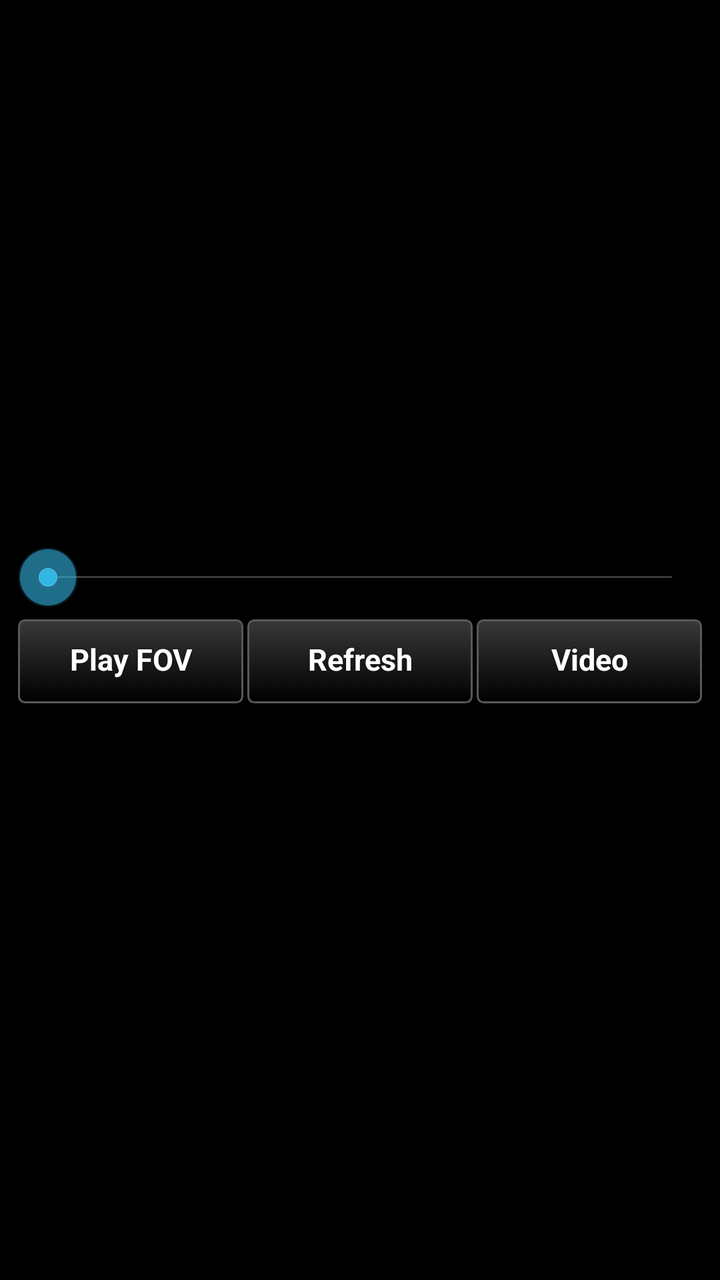
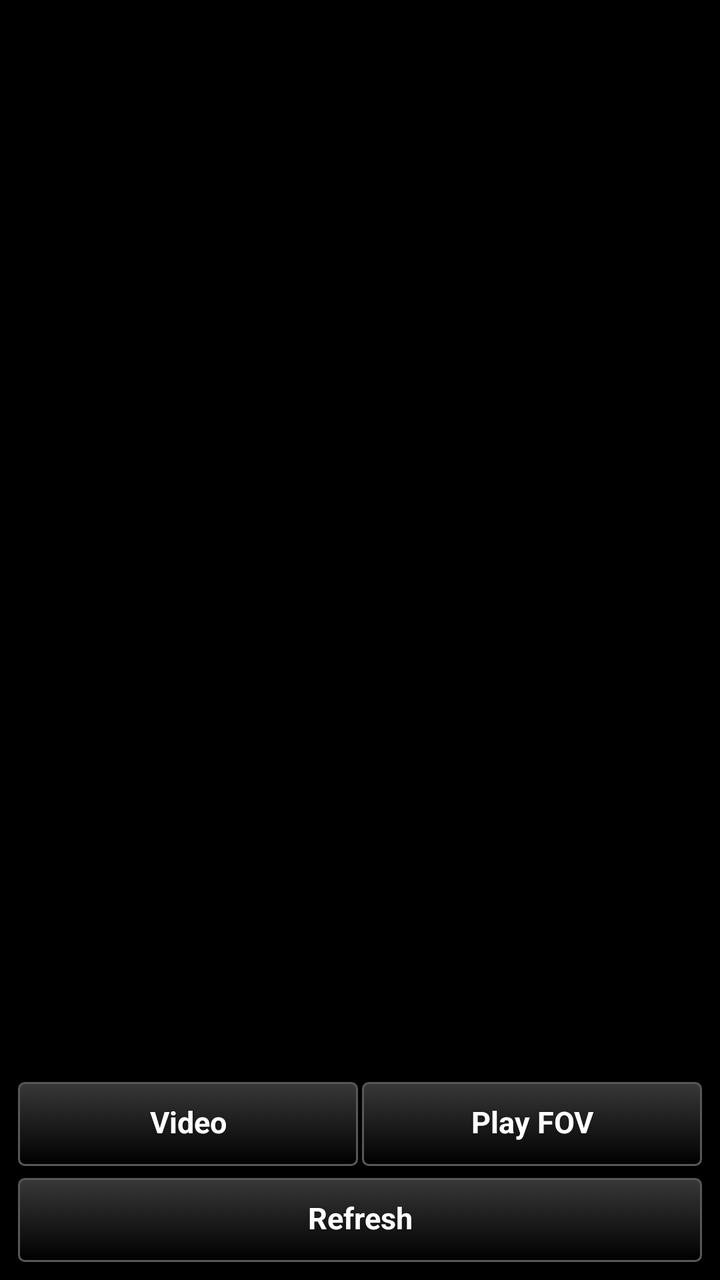

Screens rendered from an Android XML layout before and after an edit, with the pre-edit source and the edit as a unified diff.
<!-- AndroidManifest.xml: application theme AppTheme -->
<!-- res/layout/camera_detail.xml -->
<?xml version="1.0" encoding="utf-8"?>
<LinearLayout xmlns:android="http://schemas.android.com/apk/res/android"
    android:layout_width="match_parent"
    android:layout_height="wrap_content"
    android:orientation="vertical"
    android:padding="8dp">

    <TextView
        android:id="@+id/info"
        android:layout_width="match_parent"
        android:layout_height="wrap_content"
        android:textSize="12sp"
        android:paddingBottom="6dp" />

    <ImageView
        android:id="@+id/image"
        android:layout_width="match_parent"
        android:layout_height="220dp"
        android:adjustViewBounds="true"
        android:scaleType="fitCenter"
        android:contentDescription="@string/camera_image" />

    <TextView
        android:id="@+id/range_label"
        android:layout_width="match_parent"
        android:layout_height="wrap_content"
        android:textSize="12sp"
        android:paddingTop="6dp" />

    <SeekBar
        android:id="@+id/range"
        android:layout_width="match_parent"
        android:layout_height="wrap_content"
        android:max="50" />

    <LinearLayout
        android:layout_width="match_parent"
        android:layout_height="wrap_content"
        android:orientation="horizontal"
        android:paddingTop="4dp">

        <Button
        style="@style/TakwerxButton"
            android:id="@+id/play"
            android:layout_width="0dp"
            android:layout_weight="1"
            android:layout_height="wrap_content"
            android:text="@string/play_fov" />

        <Button
        style="@style/TakwerxButton"
            android:id="@+id/refresh"
            android:layout_width="0dp"
            android:layout_weight="1"
            android:layout_height="wrap_content"
            android:text="@string/refresh_image" />

        
        <Button
            style="@style/TakwerxButton"
            android:id="@+id/goto_cam"
            android:layout_width="0dp"
            android:layout_weight="1"
            android:layout_height="wrap_content"
            android:visibility="gone"
            android:text="Go to" />

        <Button
            style="@style/TakwerxButton"
            android:id="@+id/close_pane"
            android:layout_width="0dp"
            android:layout_weight="1"
            android:layout_height="wrap_content"
            android:visibility="gone"
            android:text="Close" />

        <Button
        style="@style/TakwerxButton"
            android:id="@+id/video"
            android:layout_width="0dp"
            android:layout_weight="1"
            android:layout_height="wrap_content"
            android:text="Video" />
    </LinearLayout>

</LinearLayout>
<!-- resources referenced by this layout -->
<resources>
  <string name="camera_image">Camera image</string>
  <string name="play_fov">Play FOV</string>
  <string name="refresh_image">Refresh</string>
  <style name="TakwerxButton" parent="@style/darkButton">
          <item name="android:paddingLeft">12dp</item>
          <item name="android:paddingRight">12dp</item>
          <item name="android:paddingTop">6dp</item>
          <item name="android:paddingBottom">8dp</item>
          <item name="android:minHeight">44dp</item>
          <item name="android:minWidth">0dp</item>
          <item name="android:textSize">15sp</item>
          <item name="android:singleLine">true</item>
          <item name="android:ellipsize">end</item>
      </style>
  <style name="AppTheme" parent="@android:style/Theme.Holo">
          <item name="android:buttonStyle">@android:style/Widget.Button</item>
          <item name="android:imageButtonStyle">@android:style/Widget.Button</item>
          <item name="android:buttonStyleToggle">@android:style/Widget.Button</item>
          <item name="android:spinnerStyle">@style/ATAKSpinner</item>
          <item name="android:spinnerItemStyle">@style/ATAKSpinnerItem</item>
          <item name="android:editTextStyle">@style/ATAKEditText</item>
      </style>
  <style name="darkButton" parent="@android:style/Widget.Button">
          <item name="android:background">@drawable/btn_gray</item>
          <item name="android:shadowColor">@color/darker_gray</item>
          <item name="android:shadowDy">1</item>
          <item name="android:shadowRadius">2</item>
          <item name="android:textColor">@color/white</item>
          <item name="android:textStyle">bold</item>
          <item name="android:paddingTop">0dp</item>
          <item name="android:paddingBottom">3dp</item>
          <item name="android:textSize">@dimen/fontSize</item>
      </style>
  <style name="ATAKSpinner" parent="@android:style/Widget.Spinner">
          <item name="android:spinnerMode">dialog</item>
      </style>
  <style name="ATAKSpinnerItem">
          <item name="android:textColor">@android:color/white</item>
          <item name="android:dropDownVerticalOffset">0dip</item>
          <item name="android:dropDownHorizontalOffset">0dip</item>
          <item name="android:dropDownWidth">wrap_content</item>
          <item name="android:gravity">left|center_vertical</item>
      </style>
  <style name="ATAKEditText" parent="@android:style/Widget.EditText">
          
          
  
          
          <item name="android:imeOptions">flagNoFullscreen</item>
      </style>
  <color name="darker_gray">#121212</color>
  <color name="white">#ffffff</color>
  <dimen name="fontSize">14sp</dimen>
  <!-- drawable new_dark_button_disabled (drawable) -->
  <?xml version="1.0" encoding="utf-8"?>
  <layer-list xmlns:android="http://schemas.android.com/apk/res/android">
      <item android:bottom="1dp" android:right="1dp" android:left="1dp" android:top="1dp">
          <shape android:shape="rectangle">
              <corners android:radius="3dp" />
              <stroke
                  android:width="1dp"
                  android:color="#484848" />
              <solid android:color="#484848" />
          </shape>
      </item>
  </layer-list>
  <!-- drawable new_dark_button_bg (drawable) -->
  <?xml version="1.0" encoding="utf-8"?>
  <layer-list xmlns:android="http://schemas.android.com/apk/res/android">
      <item android:bottom="1dp" android:right="1dp" android:left="1dp" android:top="1dp">
          <shape android:shape="rectangle">
              <corners android:radius="3dp" />
              <stroke
                  android:width="1dp"
                  android:color="#585858" />
              <gradient
                  android:startColor="#000000"
                  android:endColor="#383838"
                  android:angle="90"/>
          </shape>
      </item>
  </layer-list>
  <!-- unchanged entries left out for length: 2 -->
</resources>

<!-- the commit's change to res/layout/camera_detail.xml (unified diff, before → after) -->
@@ -1,38 +1,83 @@
 <?xml version="1.0" encoding="utf-8"?>
 <LinearLayout xmlns:android="http://schemas.android.com/apk/res/android"
     android:layout_width="match_parent"
-    android:layout_height="wrap_content"
+    android:layout_height="match_parent"
     android:orientation="vertical"
     android:padding="8dp">
 
-    <TextView
-        android:id="@+id/info"
+    <ScrollView
+        android:layout_width="match_parent"
+        android:layout_height="0dp"
+        android:layout_weight="1"
+        android:fillViewport="true">
+
+        <LinearLayout
+            android:layout_width="match_parent"
+            android:layout_height="wrap_content"
+            android:orientation="vertical">
+
+            
+            <LinearLayout
+                android:layout_width="match_parent"
+                android:layout_height="wrap_content"
+                android:orientation="horizontal"
+                android:baselineAligned="false">
+
+                <TextView
+                    android:id="@+id/info"
+                    android:layout_width="0dp"
+                    android:layout_weight="1"
+                    android:layout_height="wrap_content"
+                    android:textSize="12sp"
+                    android:paddingBottom="6dp" />
+
+                <TextView
+                    android:id="@+id/star"
+                    android:layout_width="44dp"
+                    android:layout_height="44dp"
+                    android:gravity="center"
+                    android:textSize="24sp"
+                    android:clickable="true"
+                    android:contentDescription="@string/favorite" />
+            </LinearLayout>
+
+            <ImageView
+                android:id="@+id/image"
+                android:layout_width="match_parent"
+                android:layout_height="220dp"
+                android:adjustViewBounds="true"
+                android:scaleType="fitCenter"
+                android:contentDescription="@string/camera_image" />
+
+        </LinearLayout>
+    </ScrollView>
+
+    
+    <LinearLayout
+        android:id="@+id/stream_actions"
         android:layout_width="match_parent"
         android:layout_height="wrap_content"
-        android:textSize="12sp"
-        android:paddingBottom="6dp" />
+        android:orientation="horizontal"
+        android:paddingTop="4dp">
 
-    <ImageView
-        android:id="@+id/image"
-        android:layout_width="match_parent"
-        android:layout_height="220dp"
-        android:adjustViewBounds="true"
-        android:scaleType="fitCenter"
-        android:contentDescription="@string/camera_image" />
+        <Button
+            style="@style/TakwerxButton"
+            android:id="@+id/video"
+            android:layout_width="0dp"
+            android:layout_weight="1"
+            android:layout_height="wrap_content"
+            android:text="Video" />
 
-    <TextView
-        android:id="@+id/range_label"
-        android:layout_width="match_parent"
-        android:layout_height="wrap_content"
-        android:textSize="12sp"
-        android:paddingTop="6dp" />
+        <Button
+            style="@style/TakwerxButton"
+            android:id="@+id/play"
+            android:layout_width="0dp"
+            android:layout_weight="1"
+            android:layout_height="wrap_content"
+            android:text="@string/play_fov" />
+    </LinearLayout>
 
-    <SeekBar
-        android:id="@+id/range"
-        android:layout_width="match_parent"
-        android:layout_height="wrap_content"
-        android:max="50" />
-
+    
     <LinearLayout
         android:layout_width="match_parent"
         android:layout_height="wrap_content"
@@ -40,15 +85,7 @@
         android:paddingTop="4dp">
 
         <Button
-        style="@style/TakwerxButton"
-            android:id="@+id/play"
-            android:layout_width="0dp"
-            android:layout_weight="1"
-            android:layout_height="wrap_content"
-            android:text="@string/play_fov" />
-
-        <Button
-        style="@style/TakwerxButton"
+            style="@style/TakwerxButton"
             android:id="@+id/refresh"
             android:layout_width="0dp"
             android:layout_weight="1"
@@ -73,14 +110,6 @@
             android:layout_height="wrap_content"
             android:visibility="gone"
             android:text="Close" />
-
-        <Button
-        style="@style/TakwerxButton"
-            android:id="@+id/video"
-            android:layout_width="0dp"
-            android:layout_weight="1"
-            android:layout_height="wrap_content"
-            android:text="Video" />
     </LinearLayout>
 
 </LinearLayout>
<!-- resource entries referenced after the edit -->
@@ -1,6 +1,7 @@
 <!-- resources referenced by this layout -->
 <resources>
   <string name="camera_image">Camera image</string>
+  <string name="favorite">Favorite</string>
   <string name="play_fov">Play FOV</string>
   <string name="refresh_image">Refresh</string>
   <style name="TakwerxButton" parent="@style/darkButton">
